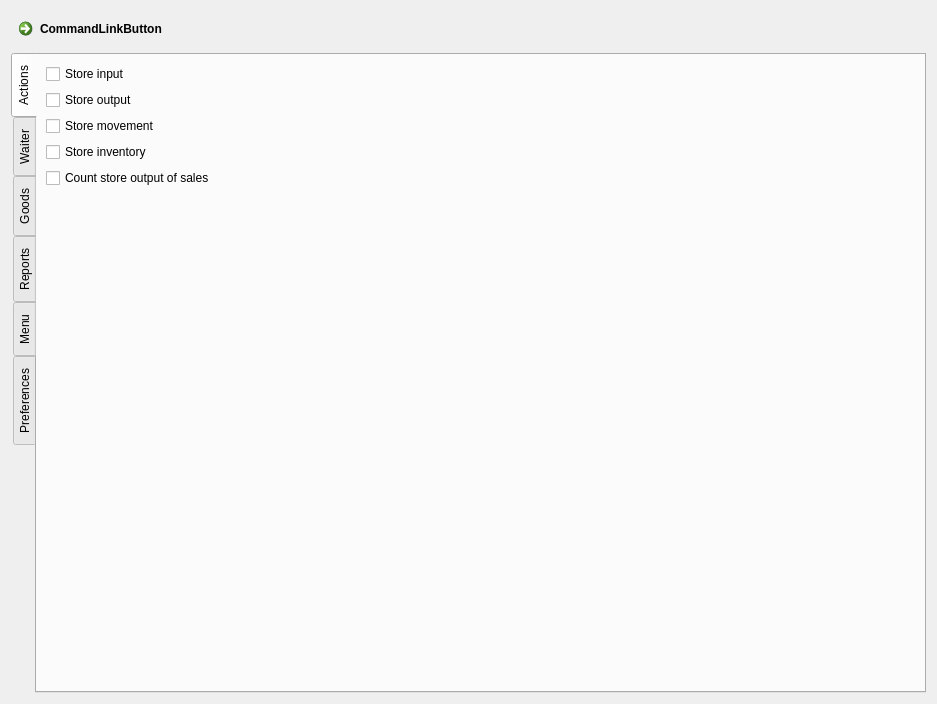
First picture: the form in FrontDesk/c5grouppermissionseditor.ui, repository End1-1/Cafe5, before the edit.
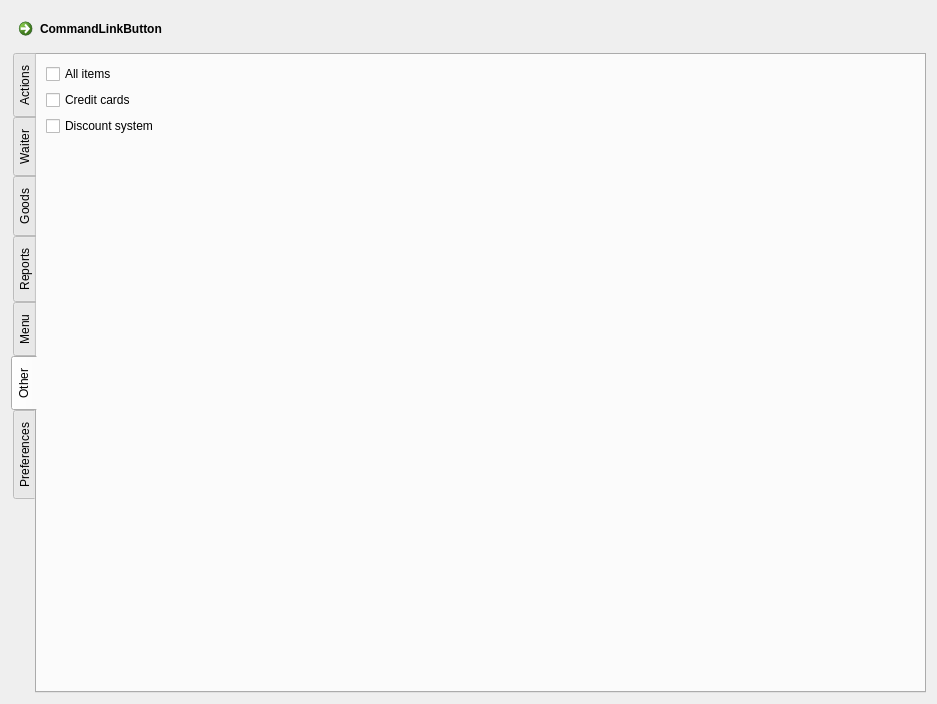
Second picture: the form after the edit. Custom widgets are drawn as their Qt base class.

Diff of the .ui file:
```diff
--- a/FrontDesk/c5grouppermissionseditor.ui
+++ b/FrontDesk/c5grouppermissionseditor.ui
@@ -27,7 +27,7 @@
       <enum>QTabWidget::West</enum>
      </property>
      <property name="currentIndex">
-      <number>0</number>
+      <number>5</number>
      </property>
      <widget class="QWidget" name="tab_2">
       <attribute name="title">
@@ -366,6 +366,66 @@
           <number>401</number>
          </property>
         </widget>
+       </item>
+       <item row="5" column="0">
+        <widget class="C5CheckBox" name="checkBox_29">
+         <property name="text">
+          <string>Dish remove reasons</string>
+         </property>
+         <property name="Tag" stdset="0">
+          <number>405</number>
+         </property>
+        </widget>
+       </item>
+      </layout>
+     </widget>
+     <widget class="QWidget" name="tab_7">
+      <attribute name="title">
+       <string>Other</string>
+      </attribute>
+      <layout class="QVBoxLayout" name="verticalLayout_2">
+       <item>
+        <widget class="C5CheckBox" name="checkBox_27">
+         <property name="text">
+          <string>All items</string>
+         </property>
+         <property name="Tag" stdset="0">
+          <number>700</number>
+         </property>
+        </widget>
+       </item>
+       <item>
+        <widget class="C5CheckBox" name="checkBox_28">
+         <property name="text">
+          <string>Credit cards</string>
+         </property>
+         <property name="Tag" stdset="0">
+          <number>701</number>
+         </property>
+        </widget>
+       </item>
+       <item>
+        <widget class="C5CheckBox" name="chDisch">
+         <property name="text">
+          <string>Discount system</string>
+         </property>
+         <property name="Tag" stdset="0">
+          <number>702</number>
+         </property>
+        </widget>
+       </item>
+       <item>
+        <spacer name="verticalSpacer_7">
+         <property name="orientation">
+          <enum>Qt::Vertical</enum>
+         </property>
+         <property name="sizeHint" stdset="0">
+          <size>
+           <width>20</width>
+           <height>567</height>
+          </size>
+         </property>
+        </spacer>
        </item>
       </layout>
      </widget>
```
Left out of the diff: 22 changed lines with no effect on the pictures.
